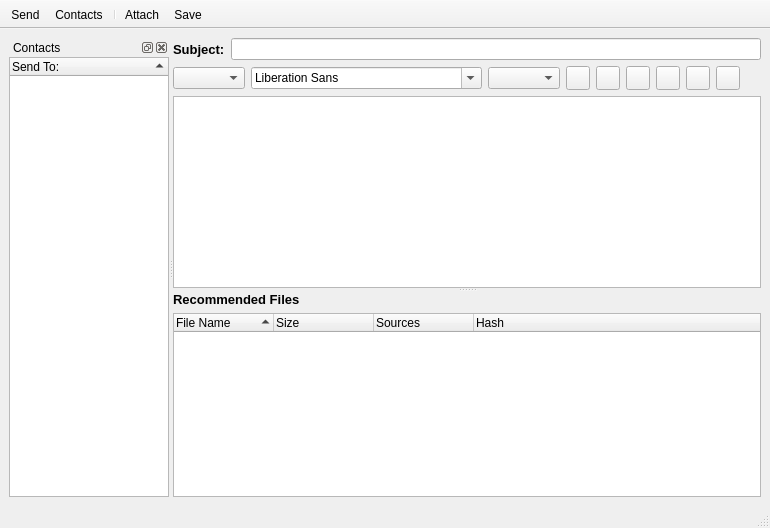
RetroShare/RetroShare, file retroshare-gui/src/gui/msgs/ChanMsgDialog.ui: the form before one commit.
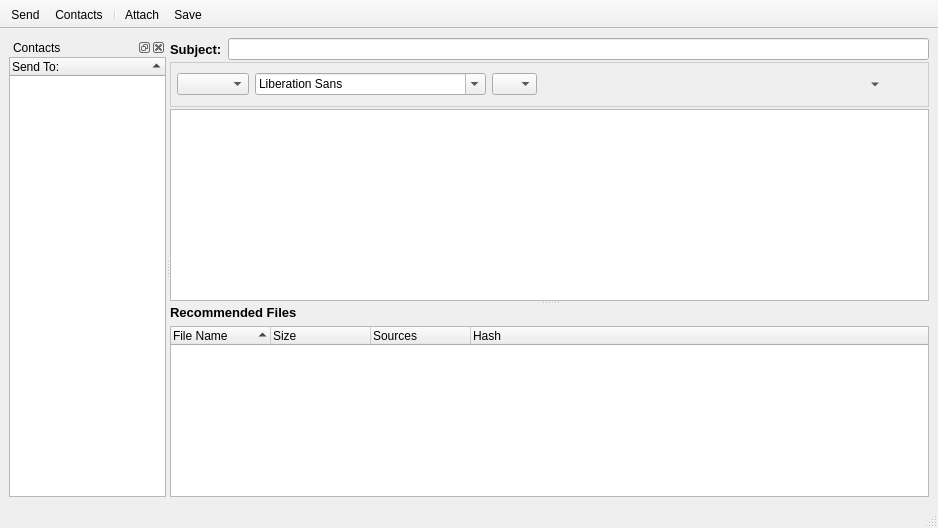
The form after the commit. Icons and pictures are not drawn.

Commit message: little improvements for Compose Messsage, added Blockquote,Increase font size,Decrease font size,text font to code style Buttons added when reply to a message set TextCursor to End.

```diff
--- a/retroshare-gui/src/gui/msgs/ChanMsgDialog.ui
+++ b/retroshare-gui/src/gui/msgs/ChanMsgDialog.ui
@@ -6,7 +6,7 @@
    <rect>
     <x>0</x>
     <y>0</y>
-    <width>770</width>
+    <width>874</width>
     <height>528</height>
    </rect>
   </property>
@@ -20,9 +20,13 @@
    <iconset resource="../images.qrc">
     <normaloff>:/images/folder-draft.png</normaloff>:/images/folder-draft.png</iconset>
   </property>
+  <property name="styleSheet">
+   <string notr="true">QToolBar#toolBar{background-image: url(:/images/connect/connectFriendBanner.png)}
+</string>
+  </property>
   <widget class="QWidget" name="centralwidget">
-   <layout class="QHBoxLayout" name="horizontalLayout">
-    <item>
+   <layout class="QGridLayout" name="gridLayout_3">
+    <item row="0" column="0">
      <widget class="QSplitter" name="splitter_2">
       <property name="orientation">
        <enum>Qt::Horizontal</enum>
@@ -101,7 +105,10 @@
         <enum>Qt::Vertical</enum>
        </property>
        <widget class="QWidget" name="layoutWidget">
-        <layout class="QGridLayout" name="messagelayout">
+        <layout class="QGridLayout" name="gridLayout_2">
+         <property name="verticalSpacing">
+          <number>2</number>
+         </property>
          <item row="0" column="0">
           <layout class="QHBoxLayout">
            <property name="spacing">
@@ -130,6 +137,25 @@
           </layout>
          </item>
          <item row="1" column="0">
+          <widget class="QFrame" name="frame">
+           <property name="styleSheet">
+            <string notr="true">QFrame#frame{ 
+background-color: qlineargradient(x1:0, y1:0, x2:0, y2:1,
+stop:0 #FEFEFE, stop:1 #E8E8E8);
+
+border: 1px solid #CCCCCC;}</string>
+           </property>
+           <property name="frameShape">
+            <enum>QFrame::StyledPanel</enum>
+           </property>
+           <property name="frameShadow">
+            <enum>QFrame::Raised</enum>
+           </property>
+           <layout class="QGridLayout" name="gridLayout">
+            <property name="margin">
+             <number>6</number>
+            </property>
+            <item row="0" column="0">
           <layout class="QGridLayout">
            <item row="0" column="0">
             <widget class="QComboBox" name="comboStyle"/>
@@ -139,48 +165,59 @@
            </item>
            <item row="0" column="2">
             <widget class="QComboBox" name="comboSize">
+                <property name="maximumSize">
+                 <size>
+                  <width>45</width>
+                  <height>16777215</height>
+                 </size>
+                </property>
              <property name="toolTip">
               <string>Font size</string>
              </property>
             </widget>
            </item>
+              <item row="0" column="15">
+               <spacer>
+                <property name="orientation">
+                 <enum>Qt::Horizontal</enum>
+                </property>
+                <property name="sizeHint" stdset="0">
+                 <size>
+                  <width>20</width>
+                  <height>24</height>
+                 </size>
+                </property>
+               </spacer>
+              </item>
            <item row="0" column="3">
-            <widget class="QPushButton" name="boldbtn">
-             <property name="minimumSize">
-              <size>
-               <width>24</width>
-               <height>24</height>
-              </size>
-             </property>
-             <property name="maximumSize">
-              <size>
-               <width>24</width>
-               <height>24</height>
-              </size>
-             </property>
+               <widget class="QToolButton" name="blockquoteButton">
              <property name="toolTip">
               <string>Bold</string>
              </property>
              <property name="text">
               <string/>
              </property>
-             <property name="checkable">
+                <property name="icon">
+                 <iconset resource="../images.qrc">
+                  <normaloff>:/images/textedit/hi22-action-format-text-blockquote.png</normaloff>:/images/textedit/hi22-action-format-text-blockquote.png</iconset>
+                </property>
+                <property name="iconSize">
+                 <size>
+                  <width>24</width>
+                  <height>24</height>
+                 </size>
+                </property>
+                <property name="autoRaise">
               <bool>true</bool>
              </property>
             </widget>
            </item>
            <item row="0" column="4">
-            <widget class="QPushButton" name="underlinebtn">
-             <property name="minimumSize">
-              <size>
-               <width>24</width>
-               <height>24</height>
-              </size>
-             </property>
+               <widget class="QToolButton" name="sizeincreaseButton">
              <property name="maximumSize">
               <size>
-               <width>24</width>
-               <height>24</height>
+                  <width>1677</width>
+                  <height>1677</height>
               </size>
              </property>
              <property name="toolTip">
@@ -189,23 +226,27 @@
              <property name="text">
               <string/>
              </property>
-             <property name="checkable">
+                <property name="icon">
+                 <iconset resource="../images.qrc">
+                  <normaloff>:/images/textedit/format_font_size_less.png</normaloff>:/images/textedit/format_font_size_less.png</iconset>
+                </property>
+                <property name="iconSize">
+                 <size>
+                  <width>24</width>
+                  <height>24</height>
+                 </size>
+                </property>
+                <property name="autoRaise">
               <bool>true</bool>
              </property>
             </widget>
            </item>
            <item row="0" column="5">
-            <widget class="QPushButton" name="italicbtn">
-             <property name="minimumSize">
-              <size>
-               <width>24</width>
-               <height>24</height>
-              </size>
-             </property>
+               <widget class="QToolButton" name="sizedecreaseButton">
              <property name="maximumSize">
               <size>
-               <width>24</width>
-               <height>24</height>
+                  <width>167</width>
+                  <height>167</height>
               </size>
              </property>
              <property name="toolTip">
@@ -214,23 +255,33 @@
              <property name="text">
               <string/>
              </property>
-             <property name="checkable">
+                <property name="icon">
+                 <iconset resource="../images.qrc">
+                  <normaloff>:/images/textedit/format_font_size_more.png</normaloff>:/images/textedit/format_font_size_more.png</iconset>
+                </property>
+                <property name="iconSize">
+                 <size>
+                  <width>24</width>
+                  <height>24</height>
+                 </size>
+                </property>
+                <property name="autoRaise">
               <bool>true</bool>
              </property>
             </widget>
            </item>
            <item row="0" column="6">
-            <widget class="QPushButton" name="colorbtn">
+               <widget class="QToolButton" name="boldbtn">
              <property name="minimumSize">
               <size>
-               <width>24</width>
-               <height>24</height>
+                  <width>0</width>
+                  <height>0</height>
               </size>
              </property>
              <property name="maximumSize">
               <size>
-               <width>24</width>
-               <height>24</height>
+                  <width>1677</width>
+                  <height>1677</height>
               </size>
              </property>
              <property name="toolTip">
@@ -239,20 +290,36 @@
              <property name="text">
               <string/>
              </property>
+                <property name="icon">
+                 <iconset resource="../images.qrc">
+                  <normaloff>:/images/textedit/textbold.png</normaloff>:/images/textedit/textbold.png</iconset>
+                </property>
+                <property name="iconSize">
+                 <size>
+                  <width>24</width>
+                  <height>24</height>
+                 </size>
+                </property>
+                <property name="checkable">
+                 <bool>true</bool>
+                </property>
+                <property name="autoRaise">
+                 <bool>true</bool>
+                </property>
             </widget>
            </item>
            <item row="0" column="7">
-            <widget class="QPushButton" name="textalignmentbtn">
+               <widget class="QToolButton" name="underlinebtn">
              <property name="minimumSize">
               <size>
-               <width>24</width>
-               <height>24</height>
+                  <width>0</width>
+                  <height>0</height>
               </size>
              </property>
              <property name="maximumSize">
               <size>
-               <width>24</width>
-               <height>24</height>
+                  <width>167</width>
+                  <height>167</height>
               </size>
              </property>
              <property name="toolTip">
@@ -261,33 +328,133 @@
              <property name="text">
               <string/>
              </property>
-            </widget>
-           </item>
-           <item row="0" column="11">
-            <spacer>
-             <property name="orientation">
-              <enum>Qt::Horizontal</enum>
-             </property>
-             <property name="sizeHint" stdset="0">
-              <size>
-               <width>20</width>
-               <height>24</height>
-              </size>
-             </property>
-            </spacer>
-           </item>
+                <property name="icon">
+                 <iconset resource="../images.qrc">
+                  <normaloff>:/images/textedit/textunder.png</normaloff>:/images/textedit/textunder.png</iconset>
+                </property>
+                <property name="iconSize">
+                 <size>
+                  <width>24</width>
+                  <height>24</height>
+                 </size>
+                </property>
+                <property name="checkable">
+                 <bool>true</bool>
+                </property>
+                <property name="autoRaise">
+                 <bool>true</bool>
+                </property>
+               </widget>
+              </item>
            <item row="0" column="8">
-            <widget class="QPushButton" name="imagebtn">
+               <widget class="QToolButton" name="italicbtn">
              <property name="minimumSize">
               <size>
+                  <width>0</width>
+                  <height>0</height>
+                 </size>
+                </property>
+                <property name="maximumSize">
+                 <size>
+                  <width>167</width>
+                  <height>167</height>
+                 </size>
+                </property>
+                <property name="toolTip">
+                 <string>Italic</string>
+                </property>
+                <property name="text">
+                 <string/>
+                </property>
+                <property name="icon">
+                 <iconset resource="../images.qrc">
+                  <normaloff>:/images/textedit/textitalic.png</normaloff>:/images/textedit/textitalic.png</iconset>
+                </property>
+                <property name="iconSize">
+                 <size>
                <width>24</width>
                <height>24</height>
               </size>
              </property>
+                <property name="checkable">
+                 <bool>true</bool>
+                </property>
+                <property name="autoRaise">
+                 <bool>true</bool>
+                </property>
+               </widget>
+              </item>
+              <item row="0" column="10">
+               <widget class="QToolButton" name="colorbtn">
+                <property name="minimumSize">
+                 <size>
+                  <width>0</width>
+                  <height>0</height>
+                 </size>
+                </property>
              <property name="maximumSize">
               <size>
+                  <width>167</width>
+                  <height>167</height>
+                 </size>
+                </property>
+                <property name="toolTip">
+                 <string>Select Color</string>
+                </property>
+                <property name="text">
+                 <string/>
+                </property>
+                <property name="autoRaise">
+                 <bool>true</bool>
+                </property>
+               </widget>
+              </item>
+              <item row="0" column="11">
+               <widget class="QToolButton" name="textalignmentbtn">
+                <property name="minimumSize">
+                 <size>
+                  <width>0</width>
+                  <height>0</height>
+                 </size>
+                </property>
+                <property name="maximumSize">
+                 <size>
+                  <width>167</width>
+                  <height>167</height>
+                 </size>
+                </property>
+                <property name="toolTip">
+                 <string>Alignment</string>
+                </property>
+                <property name="text">
+                 <string/>
+                </property>
+                <property name="iconSize">
+                 <size>
                <width>24</width>
                <height>24</height>
+                 </size>
+                </property>
+                <property name="popupMode">
+                 <enum>QToolButton::MenuButtonPopup</enum>
+                </property>
+                <property name="autoRaise">
+                 <bool>true</bool>
+                </property>
+               </widget>
+              </item>
+              <item row="0" column="12">
+               <widget class="QToolButton" name="imagebtn">
+                <property name="minimumSize">
+                 <size>
+                  <width>0</width>
+                  <height>0</height>
+                 </size>
+                </property>
+                <property name="maximumSize">
+                 <size>
+                  <width>167</width>
+                  <height>167</height>
               </size>
              </property>
              <property name="toolTip">
@@ -296,9 +463,48 @@
              <property name="text">
               <string/>
              </property>
-            </widget>
-           </item>
-          </layout>
+                <property name="icon">
+                 <iconset resource="../images.qrc">
+                  <normaloff>:/images/add_image24.png</normaloff>:/images/add_image24.png</iconset>
+                </property>
+                <property name="iconSize">
+                 <size>
+                  <width>24</width>
+                  <height>24</height>
+                 </size>
+                </property>
+                <property name="autoRaise">
+                 <bool>true</bool>
+                </property>
+               </widget>
+              </item>
+              <item row="0" column="9">
+               <widget class="QToolButton" name="codeButton">
+                <property name="toolTip">
+                 <string>Sets text font to code style</string>
+                </property>
+                <property name="text">
+                 <string/>
+                </property>
+                <property name="icon">
+                 <iconset resource="../images.qrc">
+                  <normaloff>:/images/textedit/hi22-action-format-text-code.png</normaloff>:/images/textedit/hi22-action-format-text-code.png</iconset>
+                </property>
+                <property name="iconSize">
+                 <size>
+                  <width>22</width>
+                  <height>22</height>
+                 </size>
+                </property>
+                <property name="autoRaise">
+                 <bool>true</bool>
+                </property>
+               </widget>
+              </item>
+             </layout>
+            </item>
+           </layout>
+          </widget>
          </item>
          <item row="2" column="0">
           <widget class="QTextEdit" name="msgText">
```
Left out of the diff: 29 changed lines with no effect on the pictures. Lines whose indentation alone changed are shown as unchanged. The commit also changes 14 other files.
